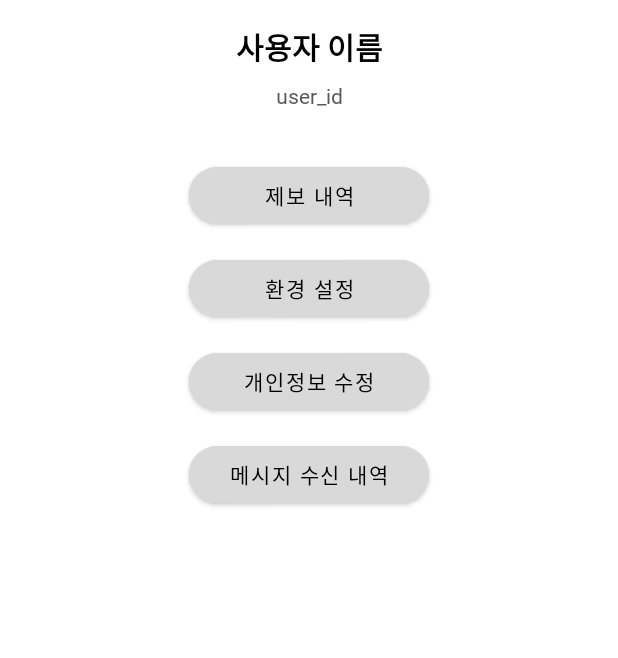
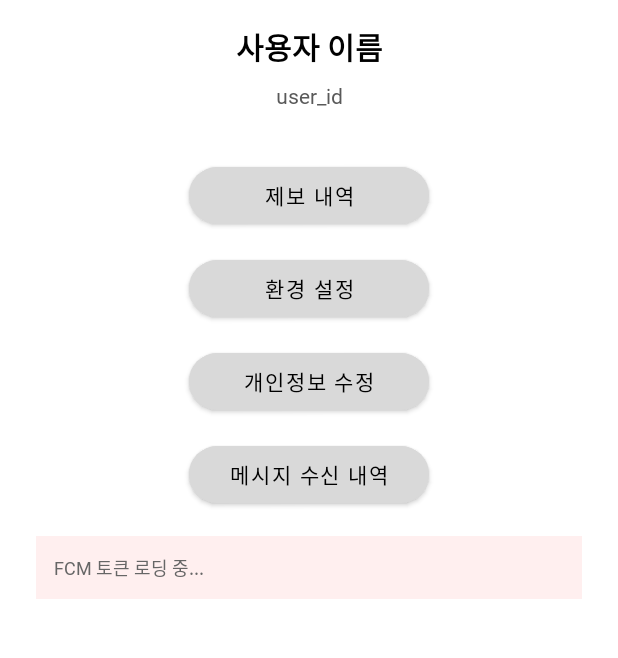
Before and after one commit to princessuh/kotlin-disaster-alarm-project, an Android app: the layout activity_profile.xml on its own in the app's theme, with its tools: preview values and no code run, on a phone screen of 412 x 824 dp, the part 246-904 px from its top. Run offline under Robolectric (Android 15) with nearby library versions, the phone set to English and light mode, and no system bars.

Commit message:
feat: 알림 권한 관련 기능 추가

```diff
--- a/app/src/main/res/layout/activity_profile.xml
+++ b/app/src/main/res/layout/activity_profile.xml
@@ -9,7 +9,7 @@
     tools:context=".ProfileActivity"
     android:background="@color/white">
 
-    <!-- 프로필 이미지 -->
+    <!-- 기존 UI 생략 -->
     <ImageView
         android:id="@+id/iv_profile"
         android:layout_width="100dp"
@@ -21,7 +21,6 @@
         app:layout_constraintStart_toStartOf="parent"
         app:layout_constraintEnd_toEndOf="parent" />
 
-    <!-- 닉네임 -->
     <TextView
         android:id="@+id/tv_name"
         android:layout_width="wrap_content"
@@ -35,7 +34,6 @@
         app:layout_constraintEnd_toEndOf="parent"
         android:layout_marginTop="16dp"/>
 
-    <!-- 가입일 -->
     <TextView
         android:id="@+id/tv_user_id"
         android:layout_width="wrap_content"
@@ -61,7 +59,6 @@
         app:layout_constraintEnd_toEndOf="parent"
         android:layout_marginTop="32dp"/>
 
-    <!-- 설정 버튼 -->
     <Button
         android:id="@+id/btn_settings"
         android:layout_width="160dp"
@@ -75,7 +72,6 @@
         app:layout_constraintEnd_toEndOf="parent"
         android:layout_marginTop="12dp"/>
 
-    <!-- 개인정보 수정 버튼 -->
     <Button
         android:id="@+id/btn_edit_profile"
         android:layout_width="160dp"
@@ -89,7 +85,6 @@
         app:layout_constraintEnd_toEndOf="parent"
         android:layout_marginTop="12dp"/>
 
-    <!-- 개인정보 수정 버튼 -->
     <Button
         android:id="@+id/btn_message_list"
         android:layout_width="160dp"
@@ -103,4 +98,20 @@
         app:layout_constraintEnd_toEndOf="parent"
         android:layout_marginTop="12dp"/>
 
+    <!-- DEBUG ONLY: FCM 토큰 디버깅용 표시 -->
+    <TextView
+        android:id="@+id/tv_fcm_token"
+        android:layout_width="0dp"
+        android:layout_height="wrap_content"
+        android:text="FCM 토큰 로딩 중..."
+        android:textSize="12sp"
+        android:textColor="#666666"
+        android:textIsSelectable="true"
+        android:background="#FFEFEF"
+        android:padding="12dp"
+        app:layout_constraintTop_toBottomOf="@id/btn_message_list"
+        app:layout_constraintStart_toStartOf="parent"
+        app:layout_constraintEnd_toEndOf="parent"
+        android:layout_marginTop="16dp"/>
+
 </androidx.constraintlayout.widget.ConstraintLayout>
```
Also changed, not shown: app/src/main/java/com/example/disasteralert/MyFirebaseMessagingService.kt (+37 -20 lines), 1 other file.
